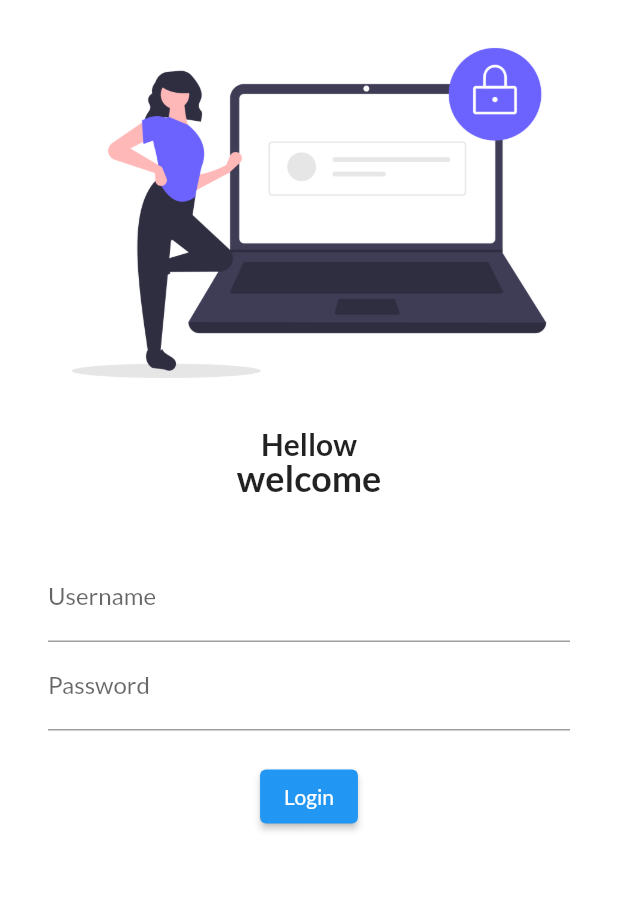
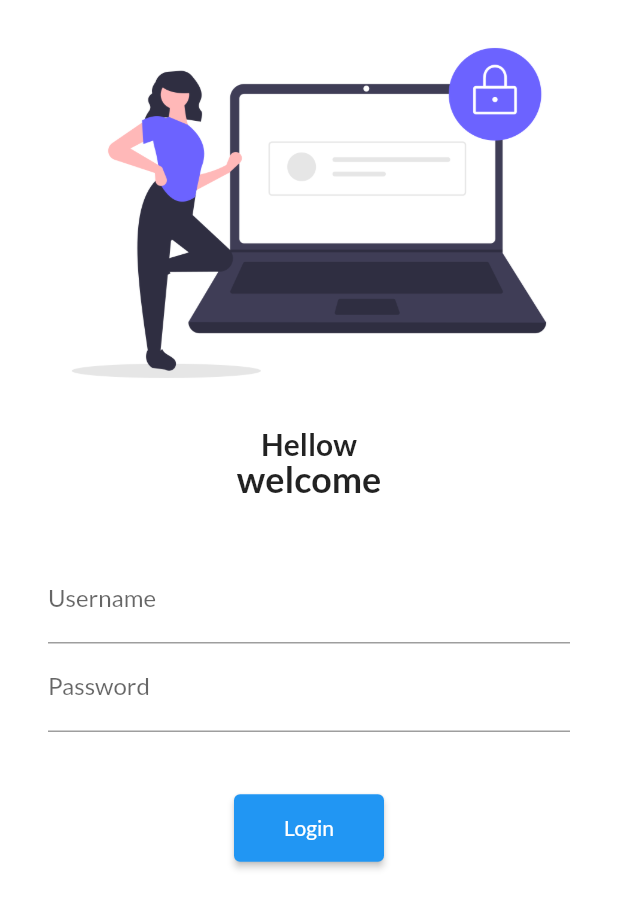
Before and after one commit to officialhemant511/flutter-app, a Flutter app: the screen it shows after launch, on a phone screen of 412 x 824 dp. Shown: the top 909 px of the screen. Run offline on Flutter 3.47's test engine with Material 2 defaults, Android fonts, the phone set to English and light mode, and no system bars; our stand-ins replace google_fonts.

Commit message:
Day 4 completed

```diff
--- a/flutter_catalog/lib/main.dart
+++ b/flutter_catalog/lib/main.dart
@@ -2,6 +2,7 @@
 import 'package:flutter/services.dart';
 import 'package:flutter_catalog/pages/home_page.dart';
 import 'package:flutter_catalog/pages/login_page.dart';
+import 'package:flutter_catalog/utils/routes.dart';
 import 'package:google_fonts/google_fonts.dart';
 
 void main() {
@@ -24,11 +25,14 @@
       darkTheme:
           ThemeData(brightness: Brightness.dark, primarySwatch: Colors.yellow),
       // initialRoute: "/home",
+      debugShowCheckedModeBanner: false,
       routes: {
         "/": (context) =>
             LoginPage(), // refer to home page but we already refer home page above itself
-        "/home": (context) => HomePage(),
-        "/login": (context) => LoginPage(),
+        // "/home": (context) => HomePage(),
+        MyRoutes.homeRoute: (context) => HomePage(),
+        // "/login": (context) => LoginPage(),
+        MyRoutes.loginRoute: (context) => LoginPage(),
       },
     );
   }
--- a/flutter_catalog/lib/pages/login_page.dart
+++ b/flutter_catalog/lib/pages/login_page.dart
@@ -1,4 +1,5 @@
 import 'package:flutter/material.dart';
+import 'package:flutter_catalog/utils/routes.dart';
 import 'package:google_fonts/google_fonts.dart';
 
 class LoginPage extends StatelessWidget {
@@ -6,11 +7,14 @@
   Widget build(BuildContext context) {
     return Material(
         color: Colors.white,
+        child: SingleChildScrollView(
           child: Column(
             children: [
               Image.asset(
                 "assets/images/login_image.png",
                 fit: BoxFit.cover,
+                // height: 300,
+                // color: Colors.yellow,
               ),
               SizedBox(
                 child: Text(
@@ -22,7 +26,7 @@
                   ),
                 ),
                 // width: 90.0,
-              height: 20.0,
+                height: 21.0,
               ),
               Text(
                 "welcome",
@@ -53,19 +57,22 @@
                       ),
                     ),
                     SizedBox(
-                    height: 20.0,
+                      height: 40.0,
                     ),
                     ElevatedButton(
                       child: Text("Login"),
-                    style: TextButton.styleFrom(),
+                      style: TextButton.styleFrom(minimumSize: Size(100, 45)),
                       onPressed: () {
-                      print("Hello hemant");
+                        // print("Hello hemant"); this is action done while pressing login buttom
+                        // we use navigator to go another class part of material lib
+                        Navigator.pushNamed(context, MyRoutes.homeRoute);
                       },
                     ),
                   ],
                 ),
               )
             ],
+          ),
         ));
   }
 }
--- /dev/null
+++ b/flutter_catalog/lib/utils/routes.dart
@@ -0,0 +1,5 @@
+class MyRoutes {
+  static String loginRoute = "/login";
+  static String homeRoute = "/home";
+
+}
```
Lines whose indentation alone changed are shown as unchanged.
